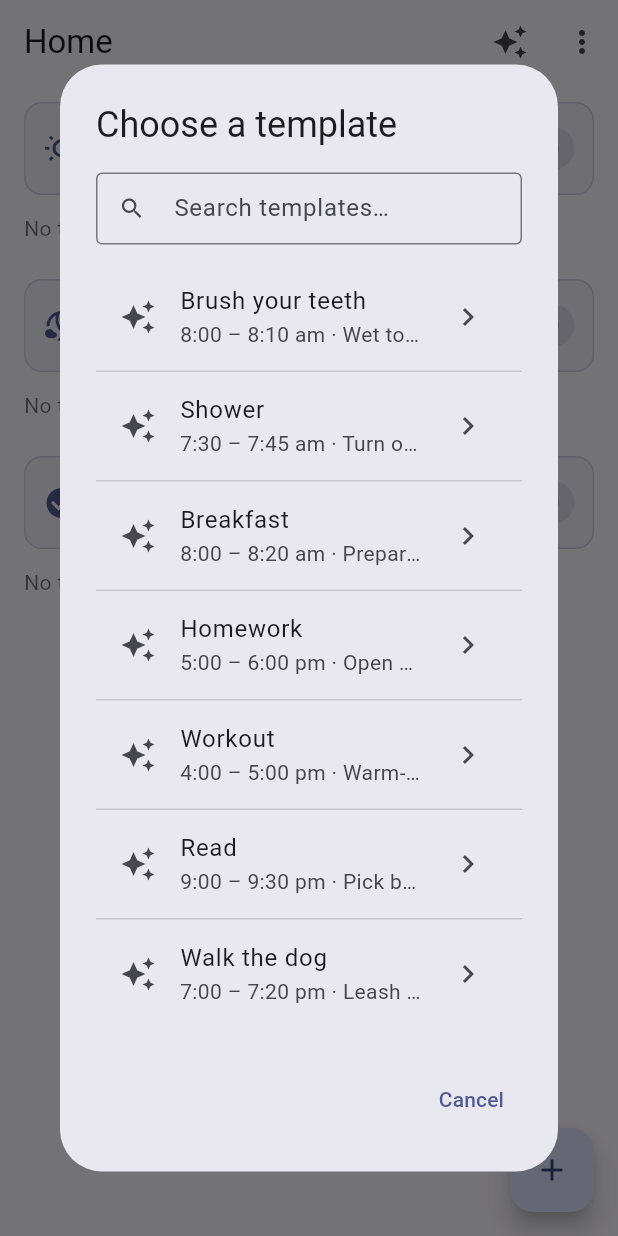
After one commit to toc8730/StepSync, a Flutter app: the HomePage screen opened directly, after a tap on the "auto awesome" icon, on a phone screen of 412 x 824 dp. The commit adds this screen. Run offline on Flutter 3.47's test engine with Material 3 defaults, Android fonts, the phone set to English and light mode, and no system bars; our stand-ins replace firebase_core, firebase_messaging, flutter_local_notifications, flutter_native_timezone, timezone; accounts and stored records are empty.

Commit message:
Added premade blocks

```diff
--- /dev/null
+++ b/lib/data/premade_templates.dart
@@ -0,0 +1,72 @@
+// lib/data/premade_templates.dart
+import '../models/task_template.dart';
+
+/// Example premade tasks. Adjust or add your own.
+const List<TaskTemplate> kPremadeTemplates = [
+  TaskTemplate(
+    id: 'brush_teeth_morning',
+    title: 'Brush your teeth',
+    steps: [
+      'Wet toothbrush',
+      'Apply toothpaste',
+      'Brush 2 minutes (circles)',
+      'Rinse mouth and brush',
+    ],
+    start: '8:00',
+    end: '8:10',
+    period: 'AM',
+  ),
+  TaskTemplate(
+    id: 'shower_morning',
+    title: 'Shower',
+    steps: [
+      'Turn on water',
+      'Shampoo + rinse',
+      'Soap and rinse',
+      'Dry off',
+    ],
+    start: '7:30',
+    end: '7:45',
+    period: 'AM',
+  ),
+  TaskTemplate(
+    id: 'breakfast',
+    title: 'Breakfast',
+    steps: ['Prepare meal', 'Eat', 'Clean up'],
+    start: '8:00',
+    end: '8:20',
+    period: 'AM',
+  ),
+  TaskTemplate(
+    id: 'homework_block',
+    title: 'Homework',
+    steps: ['Open materials', 'Focus block', 'Review work'],
+    start: '5:00',
+    end: '6:00',
+    period: 'PM',
+  ),
+  TaskTemplate(
+    id: 'workout_pm',
+    title: 'Workout',
+    steps: ['Warm-up', 'Main set', 'Cool-down'],
+    start: '4:00',
+    end: '5:00',
+    period: 'PM',
+  ),
+  TaskTemplate(
+    id: 'read_pm',
+    title: 'Read',
+    steps: ['Pick book', 'Read', 'Bookmark next spot'],
+    start: '9:00',
+    end: '9:30',
+    period: 'PM',
+  ),
+  TaskTemplate(
+    id: 'walk_dog',
+    title: 'Walk the dog',
+    steps: ['Leash on', 'Walk loop', 'Water + treat'],
+    start: '7:00',
+    end: '7:20',
+    period: 'PM',
+  ),
+];
--- /dev/null
+++ b/lib/models/task_template.dart
@@ -0,0 +1,36 @@
+// lib/models/task_template.dart
+import '../models/task.dart';
+
+/// Lightweight template that can produce a Task prefilled with
+/// title, optional steps, and optional time window.
+class TaskTemplate {
+  final String id;
+  final String title;
+  final List<String> steps;
+
+  /// Times are 12h "H:MM" strings (e.g. "8:00"). Period must be "AM" or "PM".
+  final String? start;
+  final String? end;
+  final String? period;
+
+  const TaskTemplate({
+    required this.id,
+    required this.title,
+    this.steps = const [],
+    this.start,
+    this.end,
+    this.period,
+  });
+
+  Task toTask() {
+    return Task(
+      title: title,
+      steps: List<String>.from(steps),
+      startTime: start,
+      endTime: end,
+      period: period ?? 'AM',
+      completed: false,
+      hidden: false,
+    );
+  }
+}
--- a/lib/pages/homepage.dart
+++ b/lib/pages/homepage.dart
@@ -1,13 +1,18 @@
+// lib/pages/home_page.dart
 import 'package:flutter/material.dart';
+
 import '../task_controller.dart';
 import '../widgets/tasks_section.dart';
 import '../widgets/task_editor_dialog.dart';
+import '../widgets/template_picker_dialog.dart'; // <-- added
 import '../models/task.dart';
+
 import 'login_page.dart';
 import 'profile_page.dart';
 
 class HomePage extends StatefulWidget {
   const HomePage({super.key});
+
   @override
   State<HomePage> createState() => _HomePageState();
 }
@@ -21,15 +26,17 @@ class _HomePageState extends State<HomePage> {
     _ctrl = TaskController();
   }
 
-  void _onMenu(String value) {
+  Future<void> _handleMenuSelect(String value) async {
     switch (value) {
       case 'profile':
-        Navigator.of(context).push(
+        if (!mounted) return;
+        await Navigator.of(context).push(
           MaterialPageRoute(builder: (_) => const ProfilePage()),
         );
         break;
       case 'signout':
-        Navigator.of(context).pushAndRemoveUntil(
+        if (!mounted) return;
+        await Navigator.of(context).pushAndRemoveUntil(
           MaterialPageRoute(builder: (_) => const LoginPage()),
           (route) => false,
         );
@@ -37,17 +44,60 @@ class _HomePageState extends State<HomePage> {
     }
   }
 
+  Future<void> _addTask() async {
+    final Task? task = await TaskEditorDialog.show(context);
+    if (task != null && mounted) {
+      setState(() => _ctrl.add(task));
+      ScaffoldMessenger.of(context).showSnackBar(
+        const SnackBar(content: Text('Task added'), duration: Duration(milliseconds: 800)),
+      );
+    }
+  }
+
+  Future<void> _addFromTemplate() async {
+    final Task? templated = await TemplatePickerDialog.pickAndEdit(context);
+    if (templated != null && mounted) {
+      setState(() => _ctrl.add(templated));
+      ScaffoldMessenger.of(context).showSnackBar(
+        const SnackBar(content: Text('Template added'), duration: Duration(milliseconds: 800)),
+      );
+    }
+  }
+
   @override
   Widget build(BuildContext context) {
     return Scaffold(
       appBar: AppBar(
-        title: const Text("Home"),
+        title: const Text('Home'),
         actions: [
+          // NEW: Templates button (kept lightweight; FAB still handles normal Add)
+          Tooltip(
+            message: 'Choose a premade task',
+            child: IconButton(
+              icon: const Icon(Icons.auto_awesome),
+              onPressed: _addFromTemplate,
+            ),
+          ),
           PopupMenuButton<String>(
-            onSelected: _onMenu,
+            tooltip: 'Menu',
+            onSelected: _handleMenuSelect,
             itemBuilder: (context) => const [
-              PopupMenuItem(value: 'profile', child: Text('Profile')),
-              PopupMenuItem(value: 'signout', child: Text('Sign out')),
+              PopupMenuItem(
+                value: 'profile',
+                child: ListTile(
+                  leading: Icon(Icons.person),
+                  title: Text('Profile'),
+                  contentPadding: EdgeInsets.zero,
+                ),
+              ),
+              PopupMenuItem(
+                value: 'signout',
+                child: ListTile(
+                  leading: Icon(Icons.logout),
+                  title: Text('Sign out'),
+                  contentPadding: EdgeInsets.zero,
+                ),
+              ),
             ],
           ),
         ],
@@ -57,10 +107,7 @@ class _HomePageState extends State<HomePage> {
         builder: (_, __) => TasksSection(ctrl: _ctrl),
       ),
       floatingActionButton: FloatingActionButton(
-        onPressed: () async {
-          final Task? task = await TaskEditorDialog.show(context);
-          if (task != null) _ctrl.add(task);
-        },
+        onPressed: _addTask, // same behavior as before
         child: const Icon(Icons.add),
       ),
     );
--- /dev/null
+++ b/lib/widgets/template_picker_dialog.dart
@@ -0,0 +1,123 @@
+// lib/widgets/template_picker_dialog.dart
+import 'package:flutter/material.dart';
+import '../models/task.dart';
+import '../models/task_template.dart';
+import '../data/premade_templates.dart';
+import 'task_editor_dialog.dart';
+
+/// A dialog that lists premade task templates.
+/// When you tap one, it opens the TaskEditorDialog prefilled with the template.
+/// Returns the final Task (or null if cancelled).
+class TemplatePickerDialog extends StatefulWidget {
+  const TemplatePickerDialog({super.key});
+
+  /// Static helper to open, then immediately open the editor,
+  /// and return the created/edited Task.
+  static Future<Task?> pickAndEdit(BuildContext context) {
+    return showDialog<Task?>(
+      context: context,
+      barrierDismissible: true,
+      builder: (_) => const TemplatePickerDialog(),
+    );
+  }
+
+  @override
+  State<TemplatePickerDialog> createState() => _TemplatePickerDialogState();
+}
+
+class _TemplatePickerDialogState extends State<TemplatePickerDialog> {
+  String _query = '';
+
+  @override
+  Widget build(BuildContext context) {
+    final filtered = kPremadeTemplates.where((t) {
+      if (_query.trim().isEmpty) return true;
+      final q = _query.toLowerCase();
+      final hay = [
+        t.title.toLowerCase(),
+        ...t.steps.map((s) => s.toLowerCase()),
+      ].join(' ');
+      return hay.contains(q);
+    }).toList();
+
+    return AlertDialog(
+      title: const Text('Choose a template'),
+      content: SizedBox(
+        width: 500,
+        child: Column(
+          mainAxisSize: MainAxisSize.min,
+          children: [
+            TextField(
+              decoration: const InputDecoration(
+                prefixIcon: Icon(Icons.search),
+                hintText: 'Search templates…',
+                border: OutlineInputBorder(),
+                isDense: true,
+              ),
+              onChanged: (v) => setState(() => _query = v),
+            ),
+            const SizedBox(height: 12),
+            Flexible(
+              child: Material(
+                color: Colors.transparent,
+                child: ListView.separated(
+                  shrinkWrap: true,
+                  itemCount: filtered.length,
+                  separatorBuilder: (_, __) => const Divider(height: 1),
+                  itemBuilder: (context, index) {
+                    final tmpl = filtered[index];
+                    return ListTile(
+                      title: Text(tmpl.title, maxLines: 1, overflow: TextOverflow.ellipsis),
+                      subtitle: _TemplateSubtitle(template: tmpl),
+                      leading: const Icon(Icons.auto_awesome),
+                      trailing: const Icon(Icons.chevron_right),
+                      onTap: () async {
+                        // Convert to Task and open the editor prefilled.
+                        final initialTask = tmpl.toTask();
+                        final edited = await TaskEditorDialog.show(
+                          context,
+                          initial: initialTask,
+                        );
+                        if (!context.mounted) return;
+                        // Close the picker and return the task to the caller.
+                        Navigator.of(context).pop<Task?>(edited);
+                      },
+                    );
+                  },
+                ),
+              ),
+            ),
+          ],
+        ),
+      ),
+      actions: [
+        TextButton(
+          onPressed: () => Navigator.of(context).pop<Task?>(null),
+          child: const Text('Cancel'),
+        ),
+      ],
+    );
+  }
+}
+
+class _TemplateSubtitle extends StatelessWidget {
+  const _TemplateSubtitle({required this.template});
+  final TaskTemplate template;
+
+  @override
+  Widget build(BuildContext context) {
+    final hasTime = (template.start != null && template.start!.isNotEmpty) ||
+        (template.end != null && template.end!.isNotEmpty);
+    final p = (template.period ?? '').toLowerCase();
+    final time =
+        hasTime ? '${template.start ?? ''}${template.end != null ? ' – ${template.end}' : ''}'
+                '${p.isNotEmpty ? ' $p' : ''}'
+                : 'No default time';
+    final stepsPreview = template.steps.isEmpty
+        ? 'No steps'
+        : template.steps.take(2).join(' • ') + (template.steps.length > 2 ? '…' : '');
+
+    return Text('$time · $stepsPreview',
+        maxLines: 1, overflow: TextOverflow.ellipsis);
+  }
+}
```
